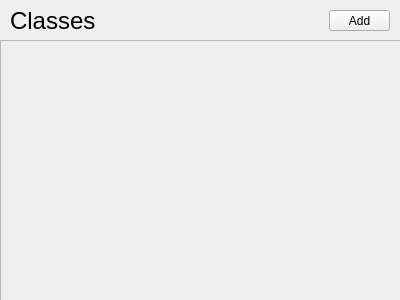
This is src/widgets/AddRemoveClass/addremoveclass.ui in gregk27/TasQ-Application as Qt 5 draws it before an edit. The edited form follows.
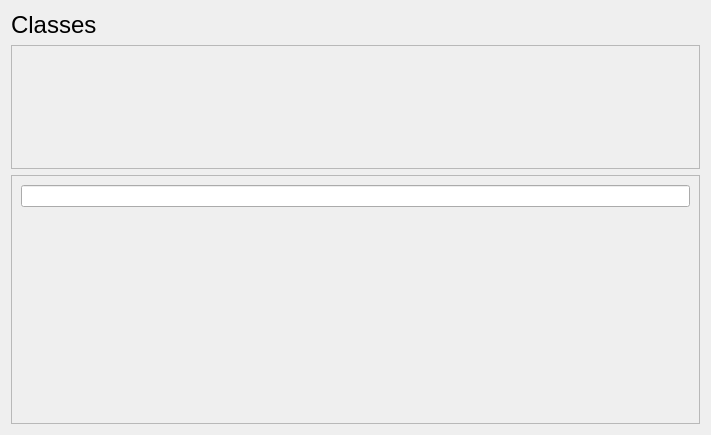
This is the edited form.

Commit message: WH-86; Overhaul addRemoveClass dialog, add space to search for a class

```diff
--- a/src/widgets/AddRemoveClass/addremoveclass.ui
+++ b/src/widgets/AddRemoveClass/addremoveclass.ui
@@ -6,60 +6,142 @@
    <rect>
     <x>0</x>
     <y>0</y>
-    <width>400</width>
-    <height>300</height>
+    <width>711</width>
+    <height>435</height>
    </rect>
   </property>
   <property name="windowTitle">
    <string>AddRemoveClass</string>
   </property>
-  <widget class="QPushButton" name="addButton">
-   <property name="geometry">
-    <rect>
-     <x>329</x>
-     <y>10</y>
-     <width>61</width>
-     <height>21</height>
-    </rect>
-   </property>
-   <property name="text">
-    <string>Add</string>
-   </property>
-  </widget>
-  <widget class="QLabel" name="label">
-   <property name="geometry">
-    <rect>
-     <x>10</x>
-     <y>0</y>
-     <width>301</width>
-     <height>41</height>
-    </rect>
-   </property>
-   <property name="font">
-    <font>
-     <pointsize>18</pointsize>
-    </font>
-   </property>
-   <property name="text">
-    <string>Classes</string>
-   </property>
-  </widget>
-  <widget class="QFrame" name="classes">
-   <property name="geometry">
-    <rect>
-     <x>0</x>
-     <y>40</y>
-     <width>401</width>
-     <height>261</height>
-    </rect>
-   </property>
-   <property name="frameShape">
-    <enum>QFrame::StyledPanel</enum>
-   </property>
-   <property name="frameShadow">
-    <enum>QFrame::Raised</enum>
-   </property>
-  </widget>
+  <layout class="QVBoxLayout" name="verticalLayout">
+   <item>
+    <widget class="QLabel" name="label">
+     <property name="sizePolicy">
+      <sizepolicy hsizetype="Preferred" vsizetype="Fixed">
+       <horstretch>0</horstretch>
+       <verstretch>0</verstretch>
+      </sizepolicy>
+     </property>
+     <property name="font">
+      <font>
+       <pointsize>18</pointsize>
+      </font>
+     </property>
+     <property name="text">
+      <string>Classes</string>
+     </property>
+    </widget>
+   </item>
+   <item>
+    <widget class="QFrame" name="classes">
+     <property name="sizePolicy">
+      <sizepolicy hsizetype="Preferred" vsizetype="Minimum">
+       <horstretch>0</horstretch>
+       <verstretch>1</verstretch>
+      </sizepolicy>
+     </property>
+     <property name="minimumSize">
+      <size>
+       <width>0</width>
+       <height>100</height>
+      </size>
+     </property>
+     <property name="frameShape">
+      <enum>QFrame::StyledPanel</enum>
+     </property>
+     <property name="frameShadow">
+      <enum>QFrame::Raised</enum>
+     </property>
+    </widget>
+   </item>
+   <item>
+    <widget class="QFrame" name="classes_2">
+     <property name="sizePolicy">
+      <sizepolicy hsizetype="Preferred" vsizetype="Preferred">
+       <horstretch>0</horstretch>
+       <verstretch>2</verstretch>
+      </sizepolicy>
+     </property>
+     <property name="frameShape">
+      <enum>QFrame::StyledPanel</enum>
+     </property>
+     <property name="frameShadow">
+      <enum>QFrame::Raised</enum>
+     </property>
+     <layout class="QVBoxLayout" name="verticalLayout_2">
+      <property name="spacing">
+       <number>0</number>
+      </property>
+      <property name="leftMargin">
+       <number>0</number>
+      </property>
+      <property name="topMargin">
+       <number>0</number>
+      </property>
+      <property name="rightMargin">
+       <number>0</number>
+      </property>
+      <property name="bottomMargin">
+       <number>0</number>
+      </property>
+      <item>
+       <widget class="QWidget" name="widget" native="true">
+        <property name="sizePolicy">
+         <sizepolicy hsizetype="Preferred" vsizetype="Fixed">
+          <horstretch>0</horstretch>
+          <verstretch>0</verstretch>
+         </sizepolicy>
+        </property>
+        <layout class="QHBoxLayout" name="horizontalLayout">
+         <item>
+          <widget class="QLineEdit" name="searchText"/>
+         </item>
+        </layout>
+       </widget>
+      </item>
+      <item>
+       <widget class="QScrollArea" name="scrollArea">
+        <property name="sizePolicy">
+         <sizepolicy hsizetype="Expanding" vsizetype="MinimumExpanding">
+          <horstretch>0</horstretch>
+          <verstretch>0</verstretch>
+         </sizepolicy>
+        </property>
+        <property name="minimumSize">
+         <size>
+          <width>0</width>
+          <height>100</height>
+         </size>
+        </property>
+        <property name="frameShape">
+         <enum>QFrame::NoFrame</enum>
+        </property>
+        <property name="frameShadow">
+         <enum>QFrame::Plain</enum>
+        </property>
+        <property name="horizontalScrollBarPolicy">
+         <enum>Qt::ScrollBarAlwaysOff</enum>
+        </property>
+        <property name="widgetResizable">
+         <bool>true</bool>
+        </property>
+        <widget class="QWidget" name="searchResults">
+         <property name="geometry">
+          <rect>
+           <x>0</x>
+           <y>0</y>
+           <width>691</width>
+           <height>209</height>
+          </rect>
+         </property>
+         <layout class="QVBoxLayout" name="verticalLayout_3"/>
+        </widget>
+       </widget>
+      </item>
+     </layout>
+    </widget>
+   </item>
+  </layout>
  </widget>
  <resources/>
  <connections/>
```
Left out of the diff: 22 changed lines with no effect on the pictures. The commit also changes 3 other files.
